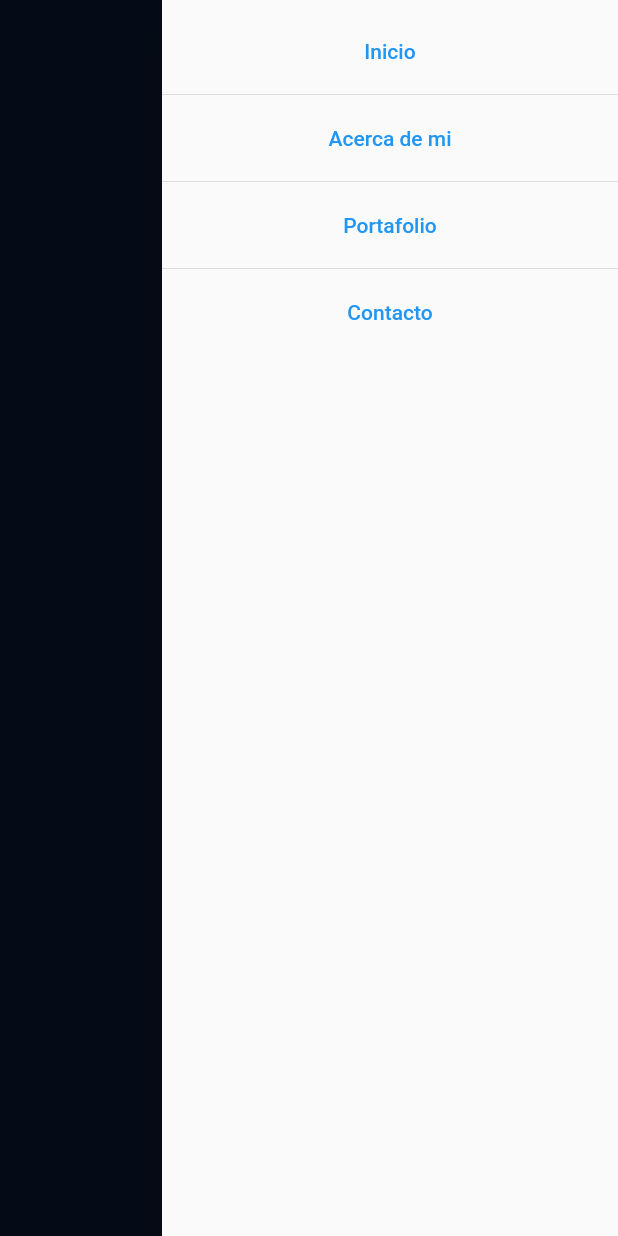
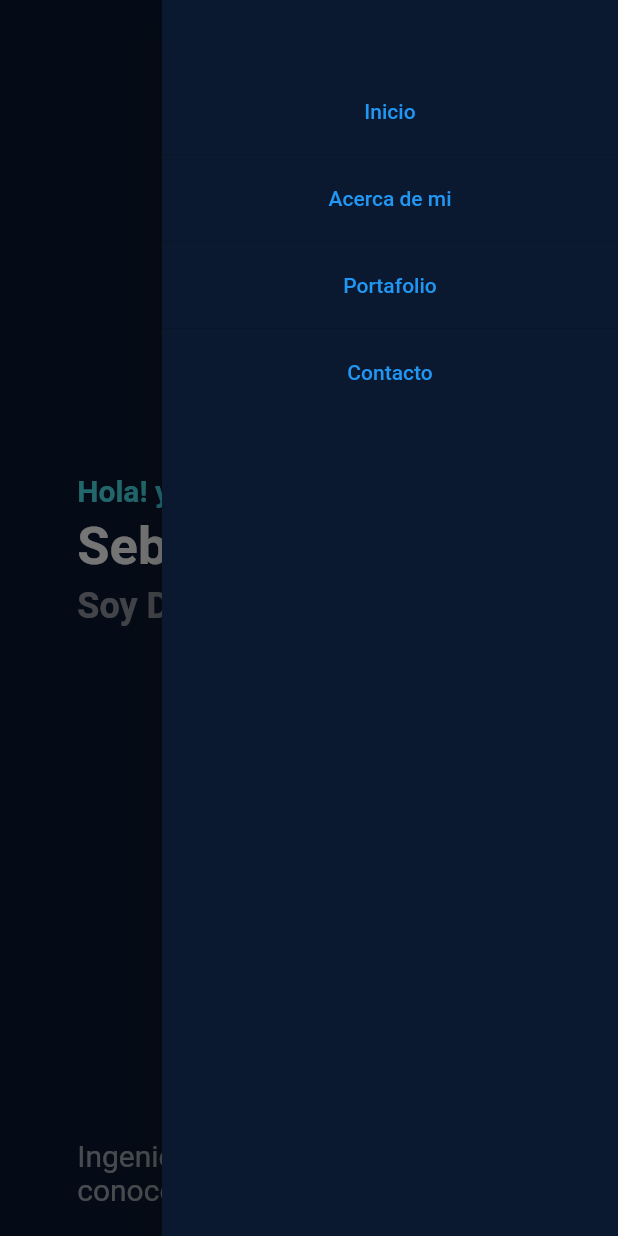
Before and after one commit to smarriagac/PortafolioWebFlutter, a Flutter app: the screen it shows after launch, with the side drawer open, on a phone screen of 412 x 824 dp. Run offline on Flutter 3.47's test engine with Material 2 defaults, Android fonts, the phone set to English and light mode, and no system bars.

Commit message:
Page 1 de app completa

```diff
--- a/lib/main.dart
+++ b/lib/main.dart
@@ -1,5 +1,6 @@
 import 'package:flutter/material.dart';
 import 'package:portafolio_web_f/providers/drawelProvider.dart';
+import 'package:portafolio_web_f/providers/scrollProvider.dart';
 import 'package:portafolio_web_f/screens/homeScreen.dart';
 import 'package:provider/provider.dart';
 
@@ -10,7 +11,8 @@ class GestorState extends StatelessWidget {
   Widget build(BuildContext context) {
     return  MultiProvider(
       providers: [
-        ChangeNotifierProvider(create: (_) => DrawelProviders(), lazy: false,)
+        ChangeNotifierProvider(create: (_) => DrawelProviders()),
+        ChangeNotifierProvider(create: (_) => ScrollProviderController()),
       ],
       child: MyApp(),
     );
--- a/lib/providers/drawelProvider.dart
+++ b/lib/providers/drawelProvider.dart
@@ -11,14 +11,4 @@ class DrawelProviders extends ChangeNotifier {
     notifyListeners();
   }
 
-  late Widget _widget;
-
-  Widget get widget => this._widget;
-
-  set widget(Widget widget) {
-    this._widget = widget;
-    notifyListeners();
-  }
-
-
 }
--- /dev/null
+++ b/lib/providers/scrollProvider.dart
@@ -0,0 +1,18 @@
+import 'package:flutter/material.dart';
+
+
+class ScrollProviderController extends ChangeNotifier {
+
+  ScrollController _controler = ScrollController();
+
+  ScrollController get controler => this._controler;
+
+  set controler(ScrollController controler) {
+    this._controler = controler;
+    notifyListeners();
+  }
+
+
+
+
+}
--- a/lib/screens/uiMovil/Page1.dart
+++ b/lib/screens/uiMovil/Page1.dart
@@ -1,16 +1,36 @@
 import 'package:flutter/material.dart';
+import 'package:portafolio_web_f/utils/utils.dart';
 
 class Page1Movil extends StatelessWidget {
 
   @override
   Widget build(BuildContext context) {
+
+    final size = MediaQuery.of(context).size;
+    String str="Ingeniero Electrónico entusiasta por conocer nuevas tecnologías.";
+
     return Container(
-      color: Colors.red,
+      padding: EdgeInsets.fromLTRB(size.width * 0.125, 250.0, 30.0, 20.0),
+      //color: Colors.red,
       constraints: BoxConstraints(
-        maxWidth: 500
+        maxWidth: double.infinity
       ),
-      height: 1100,
-      child: Text('Hola widget'),
+      height: size.height - 65,
+      child: Column(
+        crossAxisAlignment: CrossAxisAlignment.start,
+        mainAxisAlignment: MainAxisAlignment.center,
+        children:[
+          //SizedBox(height: 15.0,),
+          Text('Hola! yo soy,',style: TextStyle(color: colorSecundario,fontWeight: FontWeight.bold,fontSize: 20.0),),
+          SizedBox(height: 5.0,),
+          Text('Sebastian Marriaga',style: TextStyle(color: Colors.white,fontWeight: FontWeight.bold,fontSize: 35.0),),
+          SizedBox(height: 5.0,),
+          Text('Soy Desarrollador Flutter Jr',style: TextStyle(color: Colors.white54,fontWeight: FontWeight.bold,fontSize: 24.0),),
+          SizedBox(height: 40.0,),
+          Spacer(),
+          Text(str, style: TextStyle(fontSize: 20.0,color:Colors.white60)),
+        ],
+      ),
     );
   }
 }
--- a/lib/screens/uiMovil/uiMovil.dart
+++ b/lib/screens/uiMovil/uiMovil.dart
@@ -1,14 +1,25 @@
 import 'package:flutter/material.dart';
+import 'package:provider/provider.dart';
+
+
+import 'package:portafolio_web_f/providers/scrollProvider.dart';
 import 'package:portafolio_web_f/screens/uiMovil/Page1.dart';
+import 'package:portafolio_web_f/widgets/barTitleWidget.dart';
 
-import 'package:portafolio_web_f/widgets/barTitleWidget.dart';
+import 'Page2.dart';
+
 
 class UiMovilScreen extends StatelessWidget {
   const UiMovilScreen({ Key? key }) : super(key: key);
 
   @override
   Widget build(BuildContext context) {
+
+    final scrollLisviwe = Provider.of<ScrollProviderController>(context);
+
     return SingleChildScrollView(
+      physics: BouncingScrollPhysics(),
+      controller: scrollLisviwe.controler,
       child: Container(
         constraints: BoxConstraints(
           maxWidth: double.infinity,
@@ -18,6 +29,7 @@ class UiMovilScreen extends StatelessWidget {
             BarTitleWidget(),
             //SizedBox(height: 900),
             Page1Movil(),
+            Page2Movil(),
             //Text('movil')
           ],//color: Colors.red,
         ),
--- a/lib/widgets/drawel.dart
+++ b/lib/widgets/drawel.dart
@@ -1,4 +1,7 @@
 import 'package:flutter/material.dart';
+import 'package:portafolio_web_f/providers/scrollProvider.dart';
+import 'package:portafolio_web_f/utils/utils.dart';
+import 'package:provider/provider.dart';
 
 class DrawelMovil extends StatelessWidget {
   const DrawelMovil({ Key? key }) : super(key: key);
@@ -6,22 +9,47 @@ class DrawelMovil extends StatelessWidget {
   @override
   Widget build(BuildContext context) {
 
-
+    final controllerScroll = Provider.of<ScrollProviderController>(context, listen: false);
+    final _controller = controllerScroll.controler;
     return Drawer(
+      child: Container(
+        width: 800,
+        color: backgraundColor,
         child: ListView(
+          physics: BouncingScrollPhysics(),
           scrollDirection: Axis.vertical,
           children: [
-          SizedBox(height: 10),
-          TextButton(child: Text('Inicio'), onPressed: (){}),
+            SizedBox(height: 50),
+            TextButton(child: Text('Inicio'), onPressed: () {
+              _movetopixel(_controller,controllerScroll, 0);
+              Navigator.pop(context);
+            }),
             Divider(height: 10),
-          TextButton(child: Text('Acerca de mi'), onPressed: (){}),
+            TextButton(child: Text('Acerca de mi'), onPressed: (){
+              _movetopixel(_controller,controllerScroll, 500);
+              Navigator.pop(context);
+            }),
             Divider(height: 10),
-          TextButton(child: Text('Portafolio'), onPressed: (){}),
+            TextButton(child: Text('Portafolio'), onPressed: (){
+              _movetopixel(_controller,controllerScroll, 500 * 2);
+              Navigator.pop(context);
+            }),
             Divider(height: 10),
-          TextButton(child: Text('Contacto'), onPressed: (){}),
+            TextButton(child: Text('Contacto'), onPressed: (){
+              _movetopixel(_controller,controllerScroll, 500 * 3);
+              Navigator.pop(context);
+            }),
           ],
+        ),
       )
+    );
+  }
 
+  Future<void> _movetopixel(ScrollController controller, ScrollProviderController controllerScroll, int i) async {
+    return await controllerScroll.controler.animateTo(
+      controller.offset + i ,
+      duration: Duration(milliseconds: 800),
+      curve: Curves.linearToEaseOut
     );
   }
 }
```
Also changed, not shown: lib/screens/uiMovil/Page2.dart (added, +17 -0 lines), lib/utils/utils.dart (+14 -0 lines). Lines whose indentation alone changed are shown as unchanged.
